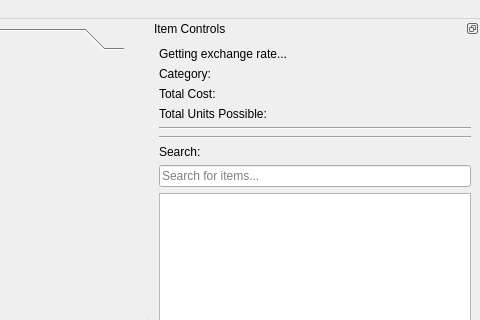
The window that ui/main_menu.ui (TheCodingJsoftware/Invigo) describes before a commit, drawn with Qt 5; both pictures show x 653 to 1133 and y 0 to 320 of the 1133 by 652 pixel window.
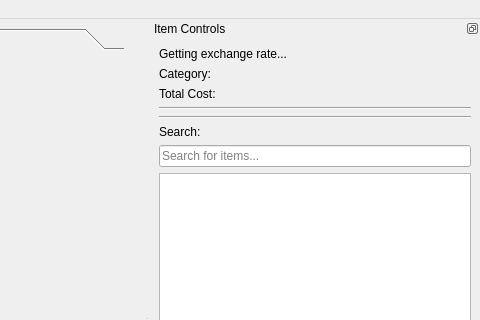
The same window after the commit.

Patch:
```diff
--- a/ui/main_menu.ui
+++ b/ui/main_menu.ui
@@ -354,13 +354,6 @@
          </property>
         </widget>
        </item>
-       <item>
-        <widget class="QLabel" name="label_units_possible">
-         <property name="text">
-          <string>Total Units Possible:</string>
-         </property>
-        </widget>
-       </item>
        <item>
         <widget class="Line" name="line_2">
          <property name="orientation">
```
Left out of the diff: 9 changed lines with no effect on the pictures.
